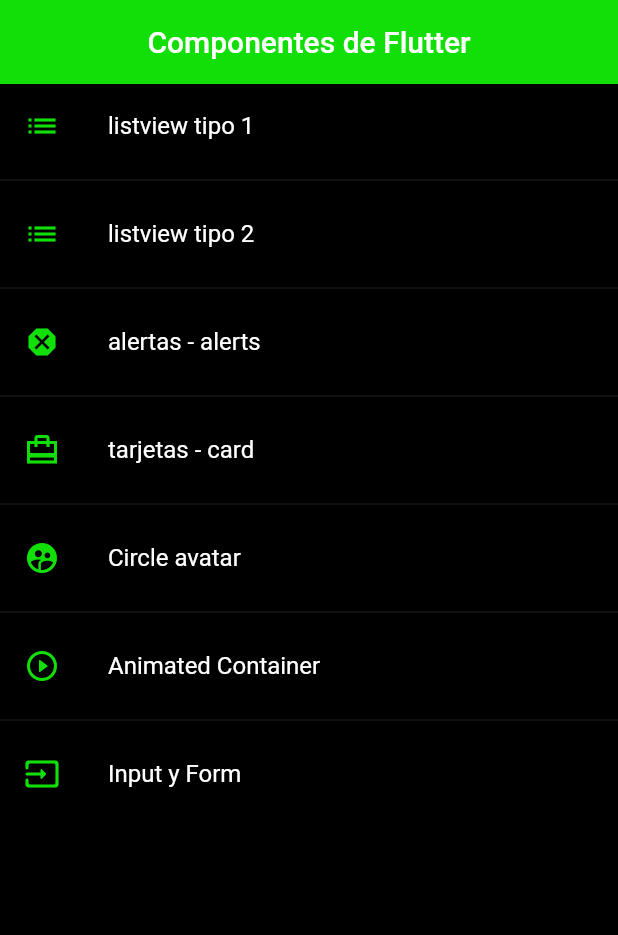
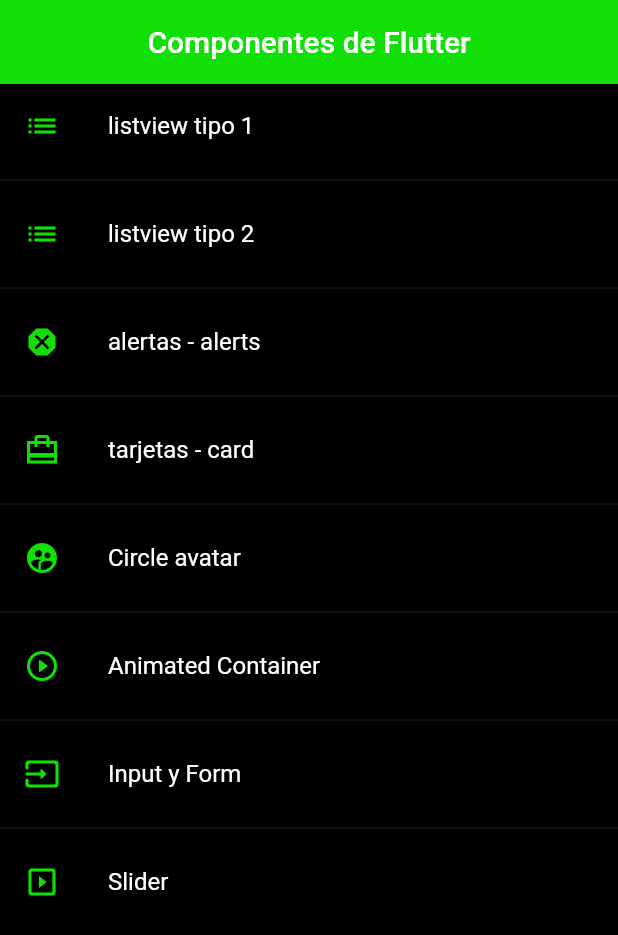
Before and after one commit to JerlibGnzlz/Flutter_components_Android, a Flutter app: the screen it shows after launch, on a phone screen of 412 x 824 dp. Shown: the top 935 px of the screen. Run offline on Flutter 3.47's test engine with Material 2 defaults, Android fonts, the phone set to English and light mode, and no system bars.

Commit message:
widget slider

```diff
--- a/lib/router/app_router.dart
+++ b/lib/router/app_router.dart
@@ -46,6 +46,11 @@ class AppRoutes {
         icon: Icons.input_rounded,
         name: "Input y Form",
         screen: const InputScreen()),
+         MenuOption(
+        route: "Slider",
+        icon: Icons.slideshow_outlined,
+        name: "Slider",
+        screen: const SliderScreen()),
   ];
 
   static Map<String, Widget Function(BuildContext)> getAppRoutes() {
--- a/lib/screens/input_screen.dart
+++ b/lib/screens/input_screen.dart
@@ -72,7 +72,7 @@ class InputScreen extends StatelessWidget {
                       DropdownMenuItem(value: "seo", child: Text("seo"))
                     ],
                     onChanged: (value) {
-                      print(value);
+                      // print(value);
                       formValues["role"] = value ?? "Admin";
                     },
                   ),
@@ -85,11 +85,11 @@ class InputScreen extends StatelessWidget {
                       onPressed: () {
                         FocusScope.of(context).requestFocus(FocusNode());
                         if (!myFormKey.currentState!.validate()) {
-                          print("formulario no validado");
+                          // print("formulario no validado");
                           return;
                         }
                         //  todo:imprimir valores dek formulario
-                        print(formValues);
+                        // print(formValues);
                       },
                     ),
                   )
--- a/lib/screens/screens.dart
+++ b/lib/screens/screens.dart
@@ -1,3 +1,4 @@
+export 'package:flutter_components/screens/slider_screen.dart';
 export 'package:flutter_components/screens/animated_screen.dart';
 export 'package:flutter_components/screens/avatar_screen.dart';
 export 'package:flutter_components/screens/home_screen.dart';
```
Also changed, not shown: lib/screens/slider_screen.dart (added, +48 -0 lines).
